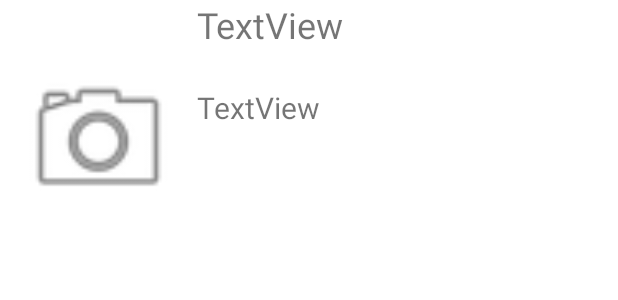
After one commit to yardenho/Yedidim, an Android app: the layout reports_list_row.xml on its own in the app's theme, with its tools: preview values and no code run, on a phone screen of 412 x 824 dp. The commit adds this screen. Shown: the top 300 px of the screen. Run offline under Robolectric (Android 15) with nearby library versions, the phone set to English and light mode, and no system bars.

Commit message:
adding reports list and reports list row

```diff
--- /dev/null
+++ b/app/src/main/res/layout/reports_list_row.xml
@@ -0,0 +1,45 @@
+<?xml version="1.0" encoding="utf-8"?>
+<androidx.constraintlayout.widget.ConstraintLayout xmlns:android="http://schemas.android.com/apk/res/android"
+    xmlns:app="http://schemas.android.com/apk/res-auto"
+    xmlns:tools="http://schemas.android.com/tools"
+    android:layout_width="match_parent"
+    android:layout_height="wrap_content">
+
+    <ImageView
+        android:id="@+id/imageView"
+        android:layout_width="111dp"
+        android:layout_height="105dp"
+        android:layout_marginStart="10dp"
+        android:layout_marginTop="40dp"
+        android:layout_marginBottom="30dp"
+        app:layout_constraintBottom_toBottomOf="parent"
+        app:layout_constraintStart_toStartOf="parent"
+        app:layout_constraintTop_toTopOf="parent"
+        app:srcCompat="@android:drawable/ic_menu_camera" />
+
+    <TextView
+        android:id="@+id/textView"
+        android:layout_width="0dp"
+        android:layout_height="wrap_content"
+        android:layout_marginStart="10dp"
+        android:layout_marginEnd="10dp"
+        android:text="TextView"
+        android:textSize="24sp"
+        app:layout_constraintEnd_toEndOf="parent"
+        app:layout_constraintHorizontal_bias="0.502"
+        app:layout_constraintStart_toEndOf="@+id/imageView"
+        tools:layout_editor_absoluteY="44dp" />
+
+    <TextView
+        android:id="@+id/textView3"
+        android:layout_width="0dp"
+        android:layout_height="wrap_content"
+        android:layout_marginStart="10dp"
+        android:layout_marginTop="25dp"
+        android:layout_marginEnd="10dp"
+        android:text="TextView"
+        android:textSize="20sp"
+        app:layout_constraintEnd_toEndOf="parent"
+        app:layout_constraintStart_toEndOf="@+id/imageView"
+        app:layout_constraintTop_toBottomOf="@+id/textView" />
+</androidx.constraintlayout.widget.ConstraintLayout>
--- a/app/src/main/res/navigation/nav_graph.xml
+++ b/app/src/main/res/navigation/nav_graph.xml
@@ -63,4 +63,9 @@
         android:name="com.example.yedidim.testFrag"
         android:label="testFrag"
         tools:layout="@layout/fragment_test" />
+    <fragment
+        android:id="@+id/reportsListFragment"
+        android:name="com.example.yedidim.ReportsListFragment"
+        android:label="fragment_reports_list"
+        tools:layout="@layout/fragment_reports_list" />
 </navigation>
```
Also changed, not shown: app/src/main/java/com/example/yedidim/ReportsListFragment.java (added, +64 -0 lines), app/src/main/res/layout/fragment_reports_list.xml (added, +18 -0 lines).
